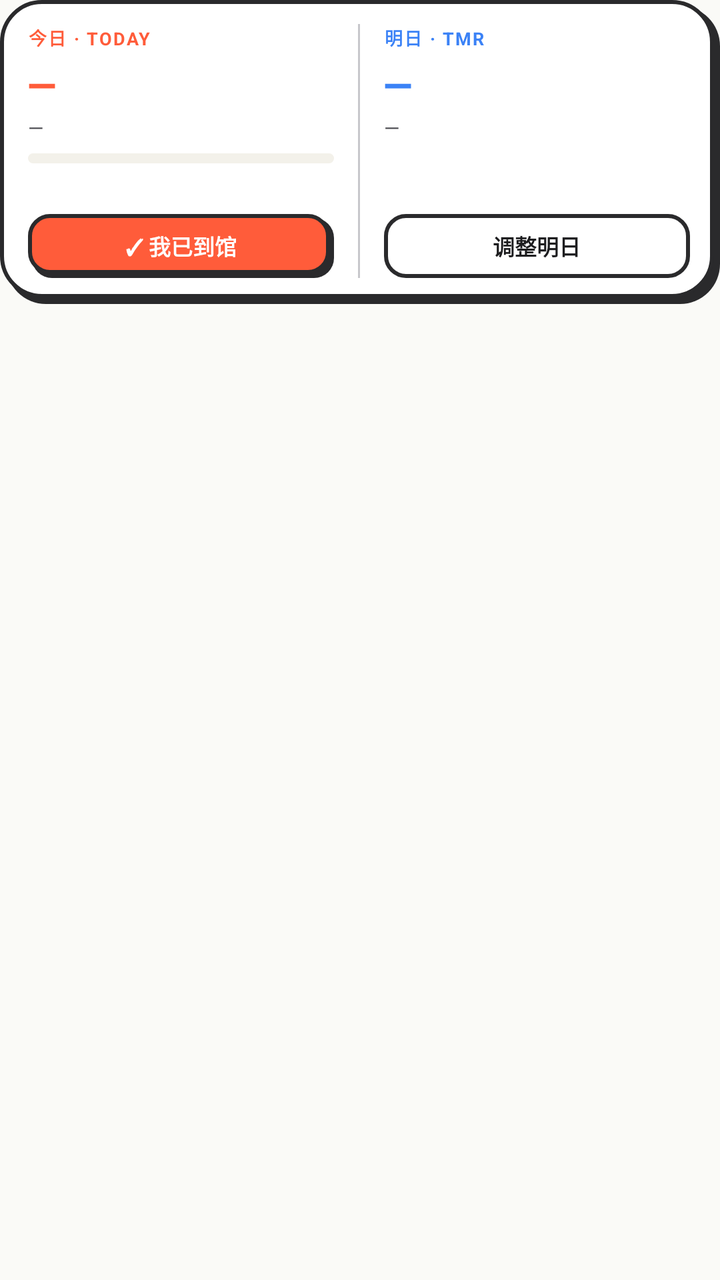
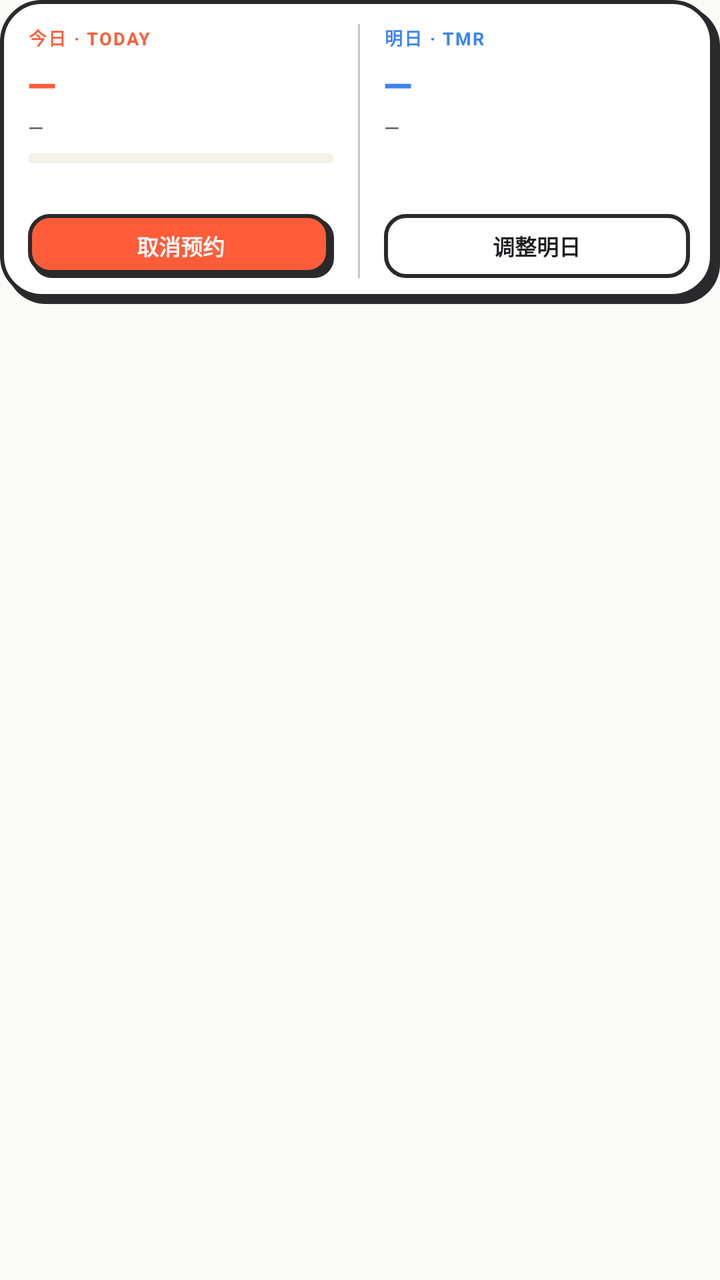

Screens rendered from an Android XML layout before and after an edit, with the pre-edit source and the edit as a unified diff.
<!-- AndroidManifest.xml: application theme Theme.AutoLib -->
<!-- res/layout/widget_medium.xml -->
<?xml version="1.0" encoding="utf-8"?>
<FrameLayout xmlns:android="http://schemas.android.com/apk/res/android"
    android:layout_width="match_parent"
    android:layout_height="match_parent">

    <LinearLayout
        android:id="@+id/w_root"
        android:layout_width="match_parent"
        android:layout_height="wrap_content"
        android:background="@drawable/bg_widget"
        android:baselineAligned="false"
        android:orientation="horizontal"
        android:paddingStart="14dp"
        android:paddingTop="12dp"
        android:paddingEnd="15dp"
        android:paddingBottom="13dp">

        
        <LinearLayout
            android:layout_width="0dp"
            android:layout_height="match_parent"
            android:layout_weight="1"
            android:orientation="vertical">

            <TextView
                android:layout_width="wrap_content"
                android:layout_height="wrap_content"
                android:letterSpacing="0.08"
                android:text="今日 · TODAY"
                android:textColor="@color/primary"
                android:textSize="9sp"
                android:textStyle="bold" />

            <TextView
                android:id="@+id/w_seat"
                android:layout_width="match_parent"
                android:layout_height="wrap_content"
                android:layout_marginTop="4dp"
                android:ellipsize="end"
                android:fontFamily="sans-serif-medium"
                android:letterSpacing="-0.02"
                android:maxLines="1"
                android:text="—"
                android:textColor="@color/primary"
                android:textSize="19sp"
                android:textStyle="bold" />

            <TextView
                android:id="@+id/w_time"
                android:layout_width="match_parent"
                android:layout_height="wrap_content"
                android:layout_marginTop="2dp"
                android:ellipsize="end"
                android:maxLines="1"
                android:text="—"
                android:textColor="@color/text_secondary"
                android:textSize="10sp" />

            <TextView
                android:id="@+id/w_badge"
                android:layout_width="wrap_content"
                android:layout_height="wrap_content"
                android:layout_marginTop="5dp"
                android:background="@drawable/bg_widget_badge_success"
                android:maxLines="1"
                android:paddingStart="7dp"
                android:paddingTop="2dp"
                android:paddingEnd="7dp"
                android:paddingBottom="2dp"
                android:text="已预约"
                android:textColor="@color/success"
                android:textSize="9sp"
                android:textStyle="bold"
                android:visibility="gone" />

            <ProgressBar
                android:id="@+id/w_progress"
                style="?android:attr/progressBarStyleHorizontal"
                android:layout_width="match_parent"
                android:layout_height="5dp"
                android:layout_marginTop="6dp"
                android:max="100"
                android:progress="0"
                android:progressDrawable="@drawable/progress_widget" />

            <TextView
                android:id="@+id/w_status"
                android:layout_width="match_parent"
                android:layout_height="wrap_content"
                android:layout_marginTop="3dp"
                android:ellipsize="end"
                android:maxLines="1"
                android:text=""
                android:textColor="@color/text_muted"
                android:textSize="9sp" />

            <FrameLayout
                android:layout_width="match_parent"
                android:layout_height="0dp"
                android:layout_weight="1"
                android:minHeight="10dp" />

            <TextView
                android:id="@+id/w_action"
                android:layout_width="match_parent"
                android:layout_height="32dp"
                android:background="@drawable/bg_widget_btn_accent"
                android:gravity="center"
                android:maxLines="1"
                android:text="✓ 我已到馆"
                android:textColor="@color/on_primary"
                android:textSize="11sp"
                android:textStyle="bold" />
        </LinearLayout>

        <FrameLayout
            android:layout_width="1dp"
            android:layout_height="match_parent"
            android:layout_marginStart="12dp"
            android:layout_marginEnd="12dp"
            android:background="@color/stroke_muted" />

        
        <LinearLayout
            android:layout_width="0dp"
            android:layout_height="match_parent"
            android:layout_weight="1"
            android:orientation="vertical">

            <TextView
                android:layout_width="wrap_content"
                android:layout_height="wrap_content"
                android:letterSpacing="0.08"
                android:text="明日 · TMR"
                android:textColor="@color/tomorrow"
                android:textSize="9sp"
                android:textStyle="bold" />

            <TextView
                android:id="@+id/w_tmr_seat"
                android:layout_width="match_parent"
                android:layout_height="wrap_content"
                android:layout_marginTop="4dp"
                android:ellipsize="end"
                android:fontFamily="sans-serif-medium"
                android:letterSpacing="-0.02"
                android:maxLines="1"
                android:text="—"
                android:textColor="@color/tomorrow"
                android:textSize="19sp"
                android:textStyle="bold" />

            <TextView
                android:id="@+id/w_tmr_time"
                android:layout_width="match_parent"
                android:layout_height="wrap_content"
                android:layout_marginTop="2dp"
                android:ellipsize="end"
                android:maxLines="1"
                android:text="—"
                android:textColor="@color/text_secondary"
                android:textSize="10sp" />

            <TextView
                android:id="@+id/w_tmr_badge"
                android:layout_width="wrap_content"
                android:layout_height="wrap_content"
                android:layout_marginTop="5dp"
                android:background="@drawable/bg_widget_badge_tomorrow"
                android:maxLines="1"
                android:paddingStart="7dp"
                android:paddingTop="2dp"
                android:paddingEnd="7dp"
                android:paddingBottom="2dp"
                android:text="已预约"
                android:textColor="@color/tomorrow"
                android:textSize="9sp"
                android:textStyle="bold"
                android:visibility="gone" />

            <TextView
                android:id="@+id/w_tmr_hint"
                android:layout_width="match_parent"
                android:layout_height="wrap_content"
                android:layout_marginTop="4dp"
                android:ellipsize="end"
                android:maxLines="2"
                android:text=""
                android:textColor="@color/text_muted"
                android:textSize="9sp" />

            <FrameLayout
                android:layout_width="match_parent"
                android:layout_height="0dp"
                android:layout_weight="1"
                android:minHeight="10dp" />

            <TextView
                android:id="@+id/w_tmr_action"
                android:layout_width="match_parent"
                android:layout_height="32dp"
                android:background="@drawable/bg_widget_btn_outline"
                android:gravity="center"
                android:maxLines="1"
                android:text="调整明日"
                android:textColor="@color/text_primary"
                android:textSize="11sp"
                android:textStyle="bold" />
        </LinearLayout>
    </LinearLayout>
</FrameLayout>
<!-- resources referenced by this layout -->
<resources>
  <color name="on_primary">#FFFFFF</color>
  <color name="primary">#FF5C3A</color>
  <color name="stroke_muted">#C7C7CC</color>
  <color name="success">#10B981</color>
  <color name="text_muted">#8A8A90</color>
  <color name="text_primary">#1D1D1F</color>
  <color name="text_secondary">#4A4A4F</color>
  <color name="tomorrow">#3B82F6</color>
  <!-- drawable bg_widget (drawable) -->
  <?xml version="1.0" encoding="utf-8"?>
  <layer-list xmlns:android="http://schemas.android.com/apk/res/android">
      <item
          android:left="3dp"
          android:top="3dp">
          <shape>
              <solid android:color="@color/stroke" />
              <corners android:radius="20dp" />
          </shape>
      </item>
      <item
          android:bottom="3dp"
          android:right="3dp">
          <shape>
              <solid android:color="@color/surface" />
              <stroke
                  android:width="2dp"
                  android:color="@color/stroke" />
              <corners android:radius="20dp" />
          </shape>
      </item>
  </layer-list>
  <!-- drawable bg_widget_badge_success (drawable) -->
  <?xml version="1.0" encoding="utf-8"?>
  <shape xmlns:android="http://schemas.android.com/apk/res/android">
      <solid android:color="@color/success_soft" />
      <stroke
          android:width="1dp"
          android:color="@color/success" />
      <corners android:radius="20dp" />
  </shape>
  <!-- drawable bg_widget_badge_tomorrow (drawable) -->
  <?xml version="1.0" encoding="utf-8"?>
  <shape xmlns:android="http://schemas.android.com/apk/res/android">
      <solid android:color="@color/tomorrow_soft" />
      <stroke
          android:width="1dp"
          android:color="@color/tomorrow" />
      <corners android:radius="20dp" />
  </shape>
  <!-- drawable bg_widget_btn_outline (drawable) -->
  <?xml version="1.0" encoding="utf-8"?>
  <shape xmlns:android="http://schemas.android.com/apk/res/android">
      <solid android:color="@color/surface" />
      <stroke
          android:width="2dp"
          android:color="@color/stroke" />
      <corners android:radius="10dp" />
  </shape>
  <!-- drawable progress_widget (drawable) -->
  <?xml version="1.0" encoding="utf-8"?>
  <layer-list xmlns:android="http://schemas.android.com/apk/res/android">
      <item android:id="@android:id/background">
          <shape>
              <solid android:color="@color/surface_alt" />
              <corners android:radius="4dp" />
          </shape>
      </item>
      <item android:id="@android:id/progress">
          <clip>
              <shape>
                  <solid android:color="@color/primary" />
                  <corners android:radius="4dp" />
              </shape>
          </clip>
      </item>
  </layer-list>
  <color name="stroke">#2A2A2C</color>
  <color name="surface">#FFFFFF</color>
  <color name="success_soft">#EAF9F3</color>
  <color name="tomorrow_soft">#EEF5FF</color>
  <color name="surface_alt">#F3F1EA</color>
  <color name="primary_variant">#E84A2A</color>
  <color name="background">#FAFAF7</color>
  <style name="ThemeOverlay.AutoLib.Dialog" parent="ThemeOverlay.MaterialComponents.MaterialAlertDialog">
          <item name="colorSurface">@color/background</item>
          <item name="shapeAppearanceMediumComponent">@style/ShapeAppearance.AutoLib.Large</item>
      </style>
  <style name="ShapeAppearance.AutoLib.Large" parent="ShapeAppearance.MaterialComponents.LargeComponent">
          <item name="cornerFamily">rounded</item>
          <item name="cornerSize">18dp</item>
      </style>
  <!-- unchanged entries left out for length: 2 -->
</resources>

<!-- the commit's change to res/layout/widget_medium.xml (unified diff, before → after) -->
@@ -107,7 +107,7 @@
                 android:background="@drawable/bg_widget_btn_accent"
                 android:gravity="center"
                 android:maxLines="1"
-                android:text="✓ 我已到馆"
+                android:text="取消预约"
                 android:textColor="@color/on_primary"
                 android:textSize="11sp"
                 android:textStyle="bold" />
